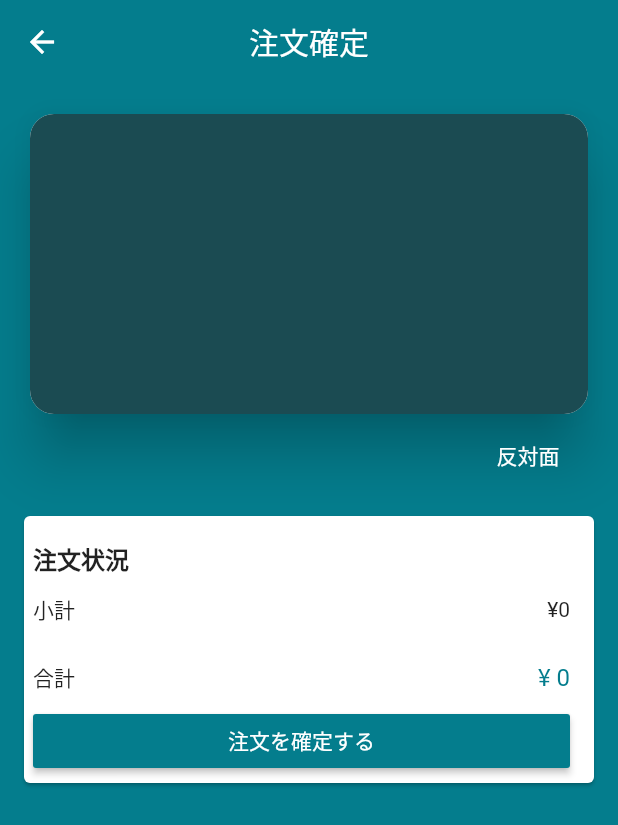
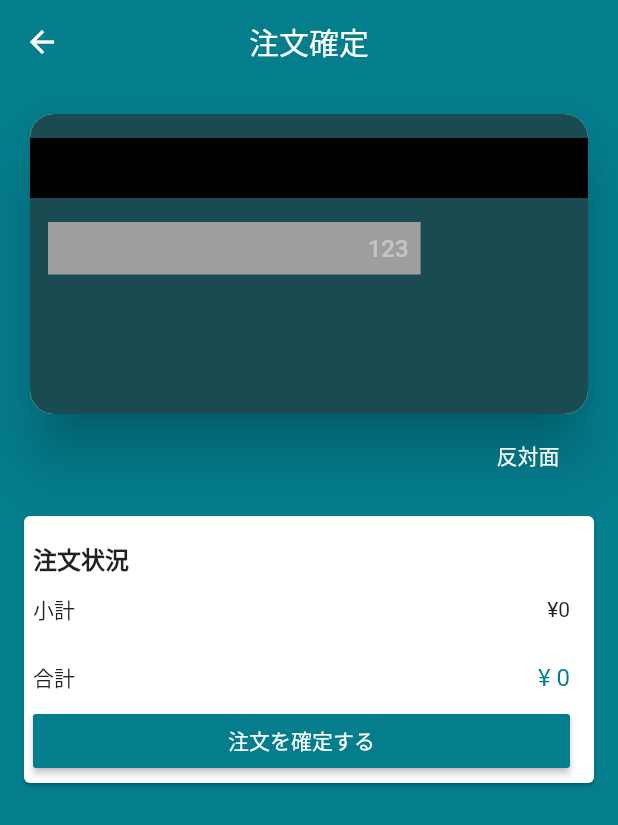
Before and after one commit to chocho-san/Loja-Virtual, a Flutter app: the CheckoutScreen screen opened by its route, after a tap on "反対面", on a phone screen of 412 x 824 dp. Shown: the top 825 px of the screen. Run offline on Flutter 3.47's test engine with Material 2 defaults, Android fonts, the phone set to English and light mode, and no system bars; drawn by our look-alikes of flip_card; our stand-ins replace carousel_pro, cloud_firestore, dio, firebase_auth, firebase_core, firebase_storage and 8 more; missing offline and left inert: alphabet_list_scroll_view, credit_card_type_detector, map_launcher; accounts and stored records are empty.

Commit message:
credit card

```diff
--- a/lib/screens/base/base_screen.dart
+++ b/lib/screens/base/base_screen.dart
@@ -1,5 +1,4 @@
 import 'package:flutter/material.dart';
-import 'package:loja_virtual/common/custom_drawer.dart';
 import 'package:loja_virtual/models/page_manager.dart';
 import 'package:loja_virtual/models/user_manager.dart';
 import 'package:loja_virtual/screens/admin_orders/admin_orders_screen.dart';
--- a/lib/screens/checkout/card_back.dart
+++ b/lib/screens/checkout/card_back.dart
@@ -1,6 +1,12 @@
 import 'package:flutter/material.dart';
+import 'package:flutter/services.dart';
+import 'package:loja_virtual/screens/checkout/card_text_field.dart';
 
 class CardBack extends StatelessWidget {
+  CardBack({this.cvvFocus});
+
+  final FocusNode cvvFocus;
+
   @override
   Widget build(BuildContext context) {
     return Card(
@@ -12,6 +18,45 @@ class CardBack extends StatelessWidget {
       child: Container(
         height: 200,
         color: Color(0xFF1B4B52),
+        child: Column(
+          children: <Widget>[
+            Container(
+              color: Colors.black,
+              height: 40,
+              margin: EdgeInsets.symmetric(vertical: 16),
+            ),
+            Row(
+              children: <Widget>[
+                Expanded(
+                  flex: 70,
+                  child: Container(
+                    color: Colors.grey[500],
+                    margin: EdgeInsets.only(left: 12),
+                    padding: EdgeInsets.symmetric(vertical: 4, horizontal: 8),
+                    child: CardTextField(
+                      hint: '123',
+                      maxLength: 3,
+                      inputFormatter: [
+                        WhitelistingTextInputFormatter.digitsOnly,
+                      ],
+                      textAlign: TextAlign.end,
+                      textInputType: TextInputType.number,
+                      validator: (cvv) {
+                        if (cvv.length != 3) return '無効です';
+                        return null;
+                      },
+                      focusNode: cvvFocus,
+                    ),
+                  ),
+                ),
+                Expanded(
+                  flex: 30,
+                  child: Container(),
+                ),
+              ],
+            )
+          ],
+        ),
       ),
     );
   }
--- a/lib/screens/checkout/card_text_field.dart
+++ b/lib/screens/checkout/card_text_field.dart
@@ -10,19 +10,32 @@ class CardTextField extends StatelessWidget {
   final TextInputType textInputType;
   final List<TextInputFormatter> inputFormatter;
   final FormFieldValidator<String> validator;
+  final int maxLength;
+  final TextAlign textAlign;
+  final FocusNode focusNode;/*TextFieldにフォーカスが当たっているかどうか判定*/
+  final Function(String) onSubmitted;
+  final TextInputAction textInputAction;
 
-  CardTextField(
-      {this.title,
+  CardTextField({
+    this.title,
     this.bold = false,
     this.hint,
     this.textInputType,
     this.inputFormatter,
-      this.validator});
+    this.validator,
+    this.maxLength,
+    this.textAlign = TextAlign.start,
+    this.focusNode,
+    this.onSubmitted,
+  }) : textInputAction = onSubmitted == null
+      ? TextInputAction.done
+      : TextInputAction.next;
 
   @override
   Widget build(BuildContext context) {
     return FormField<String>(
-      initialValue: '', /*null回避用*/
+      initialValue: '',
+      /*null回避用*/
       validator: validator,
       builder: (state) {
         return Padding(
@@ -30,6 +43,7 @@ class CardTextField extends StatelessWidget {
           child: Column(
             crossAxisAlignment: CrossAxisAlignment.start,
             children: <Widget>[
+              if (title != null)
                 Row(
                   children: [
                     Text(
@@ -37,7 +51,8 @@ class CardTextField extends StatelessWidget {
                       style: TextStyle(
                         fontSize: 10,
                         fontWeight: FontWeight.w400,
-                        color: Colors.white),
+                        color: Colors.white,
+                      ),
                     ),
                     if (state.hasError)
                       Text(
@@ -51,20 +66,34 @@ class CardTextField extends StatelessWidget {
                 ),
               TextFormField(
                 style: TextStyle(
-                  color: Colors.white,
+                  color: title == null && state.hasError/*title==nullは裏面の話*/
+                      ? Colors.red
+                      : Colors.white,
                   fontWeight: bold ? FontWeight.bold : FontWeight.w500,
                 ),
+                cursorColor: Colors.white,
                 decoration: InputDecoration(
                   hintText: hint,
-                    hintStyle: TextStyle(color: Colors.white.withAlpha(100)),
+                  hintStyle: TextStyle(
+                    color: title == null && state.hasError
+                        ? Colors.red.withAlpha(200)
+                        : Colors.white.withAlpha(100),
+                  ),
                   border: InputBorder.none,
                   isDense: true,
-                    contentPadding: EdgeInsets.symmetric(vertical: 2)),
+                  contentPadding: EdgeInsets.symmetric(vertical: 2),
+                  counterText: '',
+                ),
                 keyboardType: textInputType,
                 inputFormatters: inputFormatter,
                 onChanged: (text) {
-                  state.didChange(text);/*入力保存*/
+                  state.didChange(text); /*入力保存*/
                 },
+                maxLength: maxLength,
+                textAlign: textAlign,
+                focusNode: focusNode,
+                onFieldSubmitted: onSubmitted,
+                textInputAction: textInputAction,
               ),
             ],
           ),
--- a/lib/screens/checkout/credit_card_widget.dart
+++ b/lib/screens/checkout/credit_card_widget.dart
@@ -7,6 +7,10 @@ class CreditCardWidget extends StatelessWidget {
 
   final GlobalKey<FlipCardState> cardKey = GlobalKey<FlipCardState>();
 
+  final FocusNode numberFocus = FocusNode();
+  final FocusNode dateFocus = FocusNode();
+  final FocusNode nameFocus = FocusNode();
+  final FocusNode cvvFocus = FocusNode();
 
   @override
   Widget build(BuildContext context) {
@@ -17,11 +21,18 @@ class CreditCardWidget extends StatelessWidget {
         children: [
           FlipCard(
             key: cardKey,
-            front: CardFront(),
-            back: CardBack(),
-            direction: FlipDirection.HORIZONTAL,
-            speed: 700,
-            flipOnTouch: false,
+            front: CardFront(
+              numberFocus: numberFocus,
+              dateFocus: dateFocus,
+              nameFocus: nameFocus,
+              finished: (){/*front書き終えたら自動的に裏面へ*/
+                cardKey.currentState.toggleCard();
+                cvvFocus.requestFocus();
+              },
+            ),
+            back: CardBack(
+              cvvFocus: cvvFocus,
+            ),
           ),
           FlatButton(
             child: Text('反対面'),
--- a/lib/screens/edit_product/edit_product_screen.dart
+++ b/lib/screens/edit_product/edit_product_screen.dart
@@ -3,7 +3,6 @@ import 'package:loja_virtual/models/product.dart';
 import 'package:loja_virtual/models/product_manager.dart';
 import 'package:loja_virtual/screens/edit_product/images_form.dart';
 import 'package:loja_virtual/screens/edit_product/sizes_form.dart';
-import 'package:loja_virtual/screens/product/product_screen.dart';
 import 'package:provider/provider.dart';
 
 class EditProductScreen extends StatelessWidget {
--- a/pubspec.yaml
+++ b/pubspec.yaml
@@ -51,6 +51,7 @@ dependencies:
   map_launcher: ^0.5.0
   flip_card: ^0.4.4
   mask_text_input_formatter: ^1.2.1
+  credit_card_type_detector: ^1.1.0
 
 
 
```
Also changed, not shown: lib/screens/checkout/card_front.dart (+35 -7 lines), lib/screens/signup/signup_screen.dart (+15 -17 lines), pubspec.lock. Lines whose indentation alone changed are shown as unchanged.
